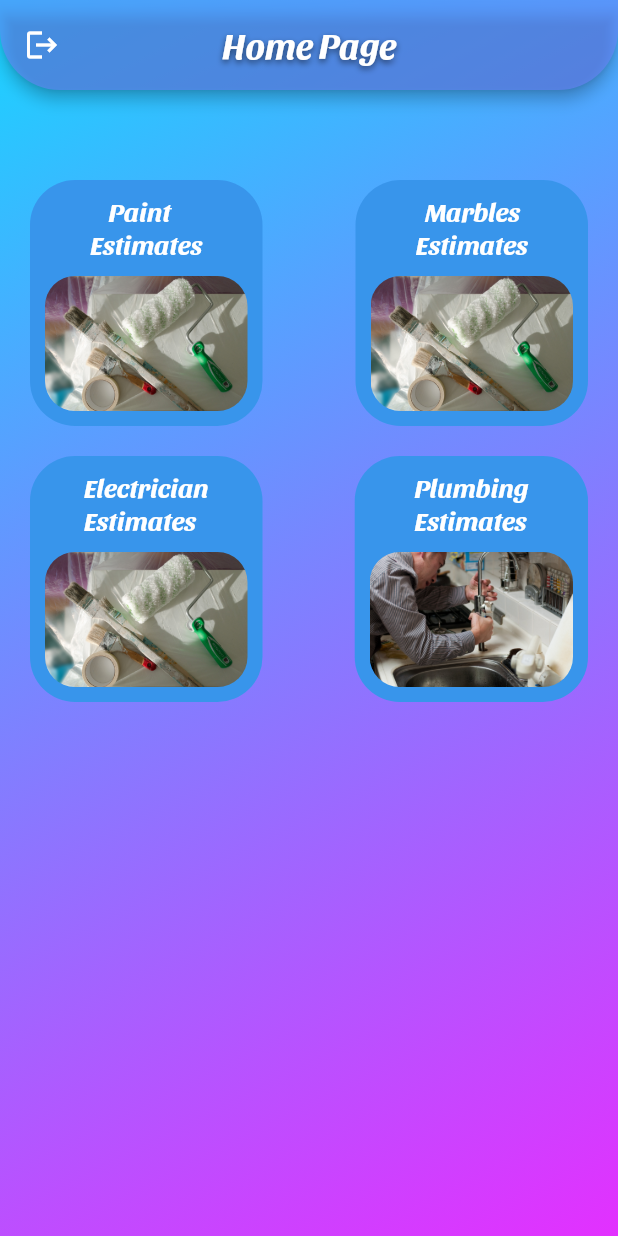
After one commit to sherkhankakar/paint_app, a Flutter app: the BuyerHomeScreen screen opened directly, on a phone screen of 412 x 824 dp. The commit adds this screen. Run offline on Flutter 3.47's test engine with Material 2 defaults, Android fonts, the phone set to English and light mode, and no system bars; our stand-ins replace action_slider, device_preview, dropdown_button2, firebase_auth, firebase_core, firebase_database and 1 more; accounts and stored records are empty.

Commit message:
buyer home page added

```diff
--- a/lib/main.dart
+++ b/lib/main.dart
@@ -13,7 +13,7 @@ void main() async {
   );
   runApp(
     DevicePreview(
-      enabled: !kDebugMode,
+      enabled: true,
       builder: (context) => const MyApp(),
     ),
   );
--- a/lib/screens/bottom_bar_screen.dart
+++ b/lib/screens/bottom_bar_screen.dart
@@ -1,7 +1,7 @@
 import 'package:flutter/material.dart';
 import 'package:paint_app/screens/selection_screen.dart';
 
-import 'home_screen.dart';
+import 'seller_home_screen.dart';
 
 class BottomBarScreen extends StatefulWidget {
   const BottomBarScreen({Key? key}) : super(key: key);
--- /dev/null
+++ b/lib/screens/buyer_homescreen.dart
@@ -0,0 +1,116 @@
+import 'package:flutter/material.dart';
+import 'package:paint_app/screens/paint_estimation.dart';
+
+class BuyerHomeScreen extends StatefulWidget {
+  const BuyerHomeScreen({Key? key}) : super(key: key);
+
+  @override
+  State<BuyerHomeScreen> createState() => _BuyerHomeScreenState();
+}
+
+class _BuyerHomeScreenState extends State<BuyerHomeScreen> {
+  @override
+  Widget build(BuildContext context) {
+    return Scaffold(
+      extendBodyBehindAppBar: true,
+      appBar: AppBar(
+        backgroundColor: const Color.fromRGBO(110, 132, 255, 0.54),
+        leading: IconButton(
+          onPressed: () {
+            Navigator.pop(context);
+          },
+          icon: const Icon(Icons.logout),
+        ),
+        shape: const RoundedRectangleBorder(
+            borderRadius: BorderRadius.only(
+                bottomLeft: Radius.circular(40),
+                bottomRight: Radius.circular(40))),
+        centerTitle: true,
+        toolbarHeight: 60,
+        title: const Text(
+          'Home Page',
+          style: TextStyle(
+              color: Colors.white,
+              fontSize: 24,
+              fontWeight: FontWeight.w600,
+              fontFamily: 'Sansita',
+              shadows: <Shadow>[
+                Shadow(
+                    offset: Offset(0, 2.0),
+                    blurRadius: 5.0,
+                    color: Colors.black54),
+              ]),
+        ),
+      ),
+      body: Container(
+        height: double.maxFinite,
+        decoration: const BoxDecoration(
+            gradient: LinearGradient(
+          begin: Alignment.topLeft,
+          end: Alignment.bottomRight,
+          colors: [
+            Color.fromRGBO(23, 213, 255, 1),
+            Color.fromRGBO(224, 26, 255, 0.9),
+          ],
+        )),
+        child: Padding(
+          padding: const EdgeInsets.symmetric(horizontal: 20),
+          child: Column(
+            children: [
+              const SizedBox(height: 120),
+              Row(
+                mainAxisAlignment: MainAxisAlignment.spaceBetween,
+                children: [
+                  gridContainers('    Paint\nEstimates', 'assets/images/painter.jpg',page: const PaintEstimation()),
+                  gridContainers('  Marbles\nEstimates', 'assets/images/painter.jpg')
+                ],
+              ),
+              const SizedBox(height: 20),
+              Row(
+                mainAxisAlignment: MainAxisAlignment.spaceBetween,
+                children: [
+                  gridContainers('Electrician\nEstimates', 'assets/images/painter.jpg'),
+                  gridContainers('Plumbing\nEstimates', 'assets/images/plumber.jpg')
+                ],
+              ),
+            ],
+          ),
+        ),
+      ),
+    );
+  }
+
+  gridContainers(String title, String img, {Widget? page}) {
+    return InkWell(
+      onTap: (){
+        Navigator.push(context, MaterialPageRoute(builder: (context)=> page!));
+      },
+      child: Container(
+        padding: const EdgeInsets.symmetric(horizontal: 10, vertical: 10),
+        decoration: BoxDecoration(
+          color: const Color.fromRGBO(56, 149, 235, 1),
+          borderRadius: BorderRadius.circular(30),
+        ),
+        child: Column(
+          crossAxisAlignment: CrossAxisAlignment.center,
+          children: [
+            Text(
+              title,
+              style: const TextStyle(
+                fontWeight: FontWeight.w600,
+                  fontFamily: 'Sansita', fontSize: 18, color: Colors.white),
+            ),
+            const SizedBox(height: 10),
+            ClipRRect(
+              borderRadius: BorderRadius.circular(20),
+              child: Image.asset(
+                img,
+                height: 90,
+              ),
+            )
+          ],
+        ),
+      ),
+    );
+  }
+}
--- a/lib/screens/forgot_password.dart
+++ b/lib/screens/forgot_password.dart
@@ -1,5 +1,5 @@
 import 'package:flutter/material.dart';
-import 'package:paint_app/screens/home_screen.dart';
+import 'package:paint_app/screens/seller_home_screen.dart';
 
 class ForgotPassword extends StatefulWidget {
   const ForgotPassword({super.key});
--- a/lib/screens/selection_screen.dart
+++ b/lib/screens/selection_screen.dart
@@ -1,4 +1,5 @@
 import 'package:flutter/material.dart';
+import 'package:paint_app/screens/buyer_homescreen.dart';
 import 'package:paint_app/screens/login_screen.dart';
 import 'package:paint_app/screens/seller_category.dart';
 
@@ -102,7 +103,7 @@ class _SelectionScreenState extends State<SelectionScreen> {
                 children: [
                   GestureDetector(
                     onTap: (){
-                      Navigator.push(context, MaterialPageRoute(builder: (context)=> const LoginScreen()));
+                      Navigator.push(context, MaterialPageRoute(builder: (context)=> const BuyerHomeScreen()));
                     },
                     child: Transform.translate(
                       offset: const Offset(0,15),
--- a/pubspec.yaml
+++ b/pubspec.yaml
@@ -40,6 +40,7 @@ dependencies:
   google_sign_in: ^5.2.1
   gradient_slide_to_act: ^0.0.2
   http: ^0.13.5
+  dropdown_button2: ^2.0.0
 
 dev_dependencies:
   flutter_lints: ^2.0.0
```
Also changed, not shown: lib/screens/login_screen.dart (+42 -28 lines), lib/screens/paint_estimation.dart (added, +372 -0 lines), lib/screens/seller_home_screen.dart (renamed from lib/screens/home_screen.dart), pubspec.lock.
